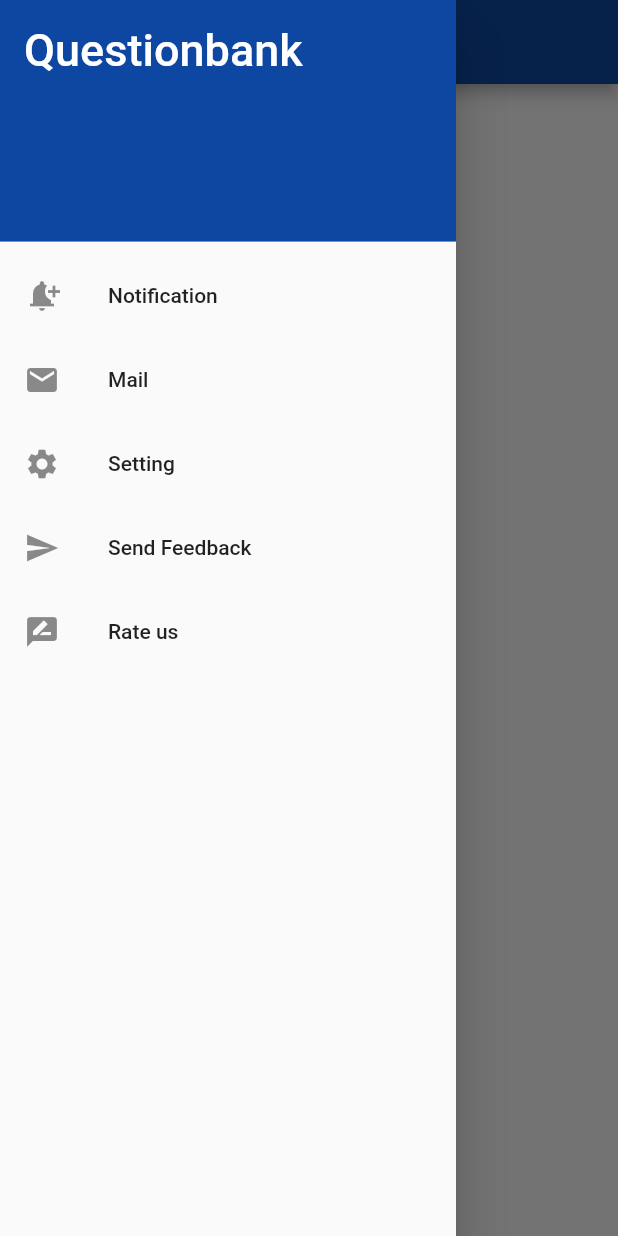
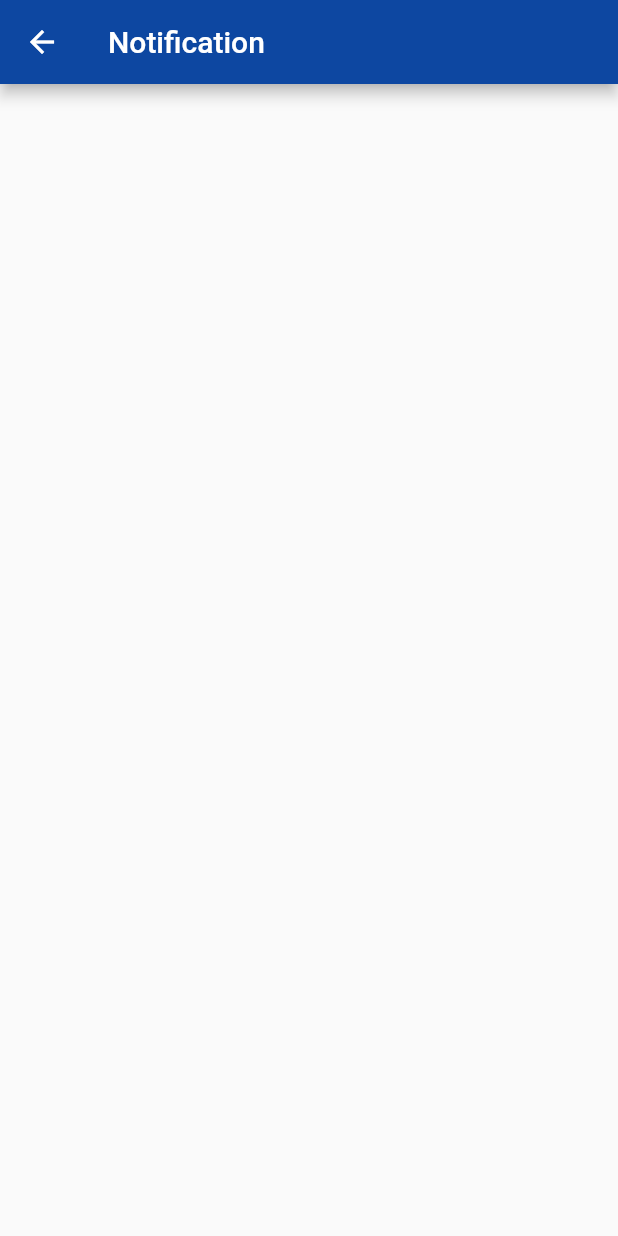
Before and after one commit to puskottampandey/questionbank-, a Flutter app: the screen it shows after launch, in the side drawer, after a tap on "Notification", on a phone screen of 412 x 824 dp. Run offline on Flutter 3.47's test engine with Material 2 defaults, Android fonts, the phone set to English and light mode, and no system bars.

Commit message:
Notification

```diff
--- a/lib/Homepage.dart
+++ b/lib/Homepage.dart
@@ -1,8 +1,14 @@
 import 'package:flutter/material.dart';
+import 'package:questionbank/Notificationscreen.dart';
 
-class Homepage extends StatelessWidget {
+class Homepage extends StatefulWidget {
   const Homepage({Key? key}) : super(key: key);
 
+  @override
+  State<Homepage> createState() => _HomepageState();
+}
+
+class _HomepageState extends State<Homepage> {
   @override
   Widget build(BuildContext context) {
     return Scaffold(
@@ -22,10 +28,14 @@ class Homepage extends StatelessWidget {
                 ),
               ),
               ListTile(
-                leading: Icon(Icons.notification_add),
-                title: Text("Notification"),
-                onTap: () {},
-              ),
+                  leading: Icon(Icons.notification_add),
+                  title: Text("Notification"),
+                  onTap: () {
+                    Navigator.push(
+                        context,
+                        MaterialPageRoute(
+                            builder: ((context) => NotificationScreen())));
+                  }),
               ListTile(
                 leading: Icon(Icons.mail),
                 title: Text("Mail"),
--- /dev/null
+++ b/lib/Notificationscreen.dart
@@ -0,0 +1,21 @@
+import 'package:flutter/material.dart';
+
+class NotificationScreen extends StatefulWidget {
+  const NotificationScreen({Key? key}) : super(key: key);
+
+  @override
+  State<NotificationScreen> createState() => _NotificationScreenState();
+}
+
+class _NotificationScreenState extends State<NotificationScreen> {
+  @override
+  Widget build(BuildContext context) {
+    return Scaffold(
+      appBar: AppBar(
+          backgroundColor: Colors.blue.shade900,
+          title: Text(
+            "Notification",
+          )),
+    );
+  }
+}
```
